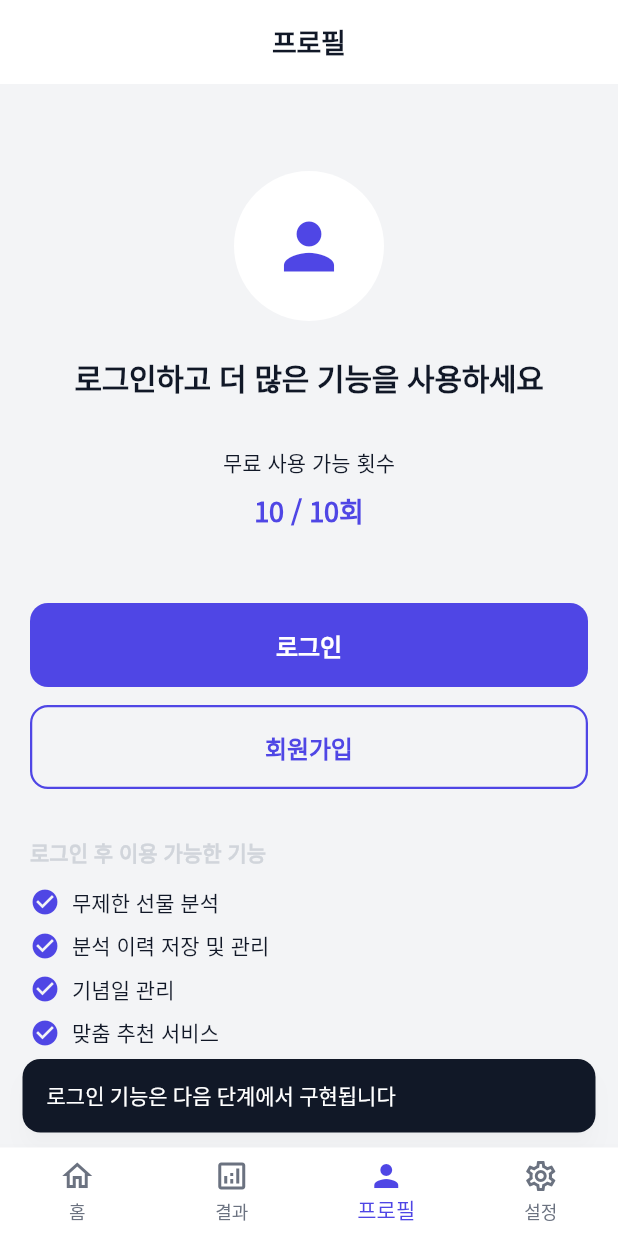
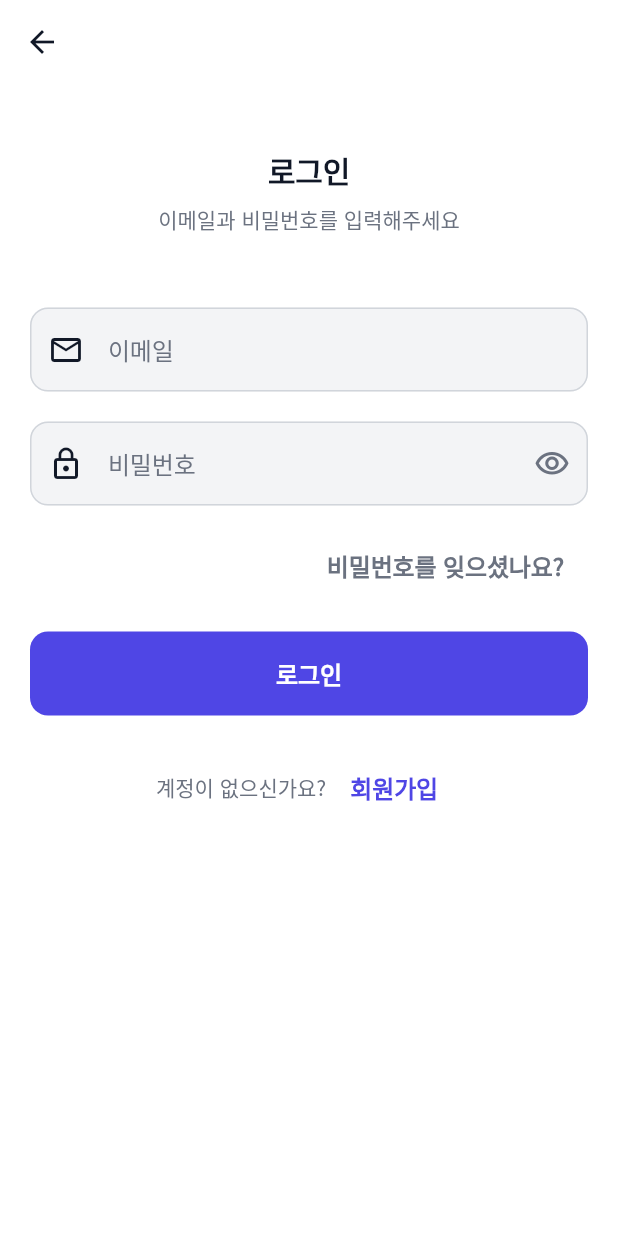
Before and after one commit to lalahaah/gift-lab, a Flutter app: the screen it shows after launch, item 3 of the bottom bar chosen, after a tap on "로그인", on a phone screen of 412 x 824 dp. Run offline on Flutter 3.47's test engine with Material 3 defaults, Android fonts, the phone set to English and light mode, and no system bars; our stand-ins replace easy_localization, firebase_analytics, firebase_auth, firebase_core, flutter_riverpod, go_router and 2 more; accounts and stored records are empty; Roboto replaces fonts that are missing (Pretendard).

Commit message:
회원가입/로그인 구현

```diff
--- a/assets/translations/en.json
+++ b/assets/translations/en.json
@@ -70,6 +70,7 @@
         "signup_title": "Sign Up",
         "forgot_password": "Forgot your password?",
         "login_success": "Successfully signed in!",
+        "logout": "Sign Out",
         "logout_success": "Successfully signed out",
         "signup_success": "Sign up complete!"
     },
--- a/assets/translations/ko.json
+++ b/assets/translations/ko.json
@@ -70,6 +70,7 @@
         "signup_title": "회원가입",
         "forgot_password": "비밀번호를 잊으셨나요?",
         "login_success": "로그인 성공!",
+        "logout": "로그아웃",
         "logout_success": "로그아웃되었습니다",
         "signup_success": "회원가입이 완료되었습니다!"
     },
--- a/lib/core/router/app_router.dart
+++ b/lib/core/router/app_router.dart
@@ -5,6 +5,8 @@ import '../../presentation/pages/results/results_page.dart';
 import '../../presentation/pages/profile/profile_page.dart';
 import '../../presentation/pages/settings/settings_page.dart';
 import '../../presentation/pages/splash/splash_page.dart';
+import '../../presentation/pages/auth/login_page.dart';
+import '../../presentation/pages/auth/signup_page.dart';
 import '../../presentation/pages/gift_analysis/gift_analysis_flow_page.dart';
 
 /// 기프트랩 앱의 GoRouter 설정
@@ -72,6 +74,18 @@ class AppRouter {
         name: 'gift-analysis',
         builder: (context, state) => const GiftAnalysisFlowPage(),
       ),
+      // 로그인 페이지
+      GoRoute(
+        path: '/login',
+        name: 'login',
+        builder: (context, state) => const LoginPage(),
+      ),
+      // 회원가입 페이지
+      GoRoute(
+        path: '/signup',
+        name: 'signup',
+        builder: (context, state) => const SignUpPage(),
+      ),
     ],
   );
 }
--- /dev/null
+++ b/lib/presentation/pages/auth/login_page.dart
@@ -0,0 +1,244 @@
+import 'package:flutter/material.dart';
+import 'package:flutter_riverpod/flutter_riverpod.dart';
+import 'package:go_router/go_router.dart';
+import 'package:easy_localization/easy_localization.dart';
+import '../../../core/constants/app_colors.dart';
+import '../../../core/constants/app_spacing.dart';
+import '../../../providers/auth/auth_provider.dart';
+import '../../widgets/buttons/primary_button.dart';
+
+/// 로그인 페이지
+class LoginPage extends ConsumerStatefulWidget {
+  const LoginPage({super.key});
+
+  @override
+  ConsumerState<LoginPage> createState() => _LoginPageState();
+}
+
+class _LoginPageState extends ConsumerState<LoginPage> {
+  final _formKey = GlobalKey<FormState>();
+  final _emailController = TextEditingController();
+  final _passwordController = TextEditingController();
+  bool _isLoading = false;
+  bool _obscurePassword = true;
+
+  @override
+  void dispose() {
+    _emailController.dispose();
+    _passwordController.dispose();
+    super.dispose();
+  }
+
+  /// 로그인 처리
+  Future<void> _handleLogin() async {
+    if (!_formKey.currentState!.validate()) return;
+
+    setState(() {
+      _isLoading = true;
+    });
+
+    try {
+      final authService = ref.read(authServiceProvider);
+      await authService.signInWithEmail(
+        email: _emailController.text.trim(),
+        password: _passwordController.text,
+      );
+
+      if (mounted) {
+        // 로그인 성공 시 이전 화면으로 돌아감
+        context.pop();
+        ScaffoldMessenger.of(context).showSnackBar(
+          SnackBar(
+            content: Text('auth.login_success'.tr()),
+            backgroundColor: AppColors.mintSpark,
+          ),
+        );
+      }
+    } catch (e) {
+      if (mounted) {
+        ScaffoldMessenger.of(context).showSnackBar(
+          SnackBar(
+            content: Text(e.toString()),
+            backgroundColor: AppColors.errorRed,
+          ),
+        );
+      }
+    } finally {
+      if (mounted) {
+        setState(() {
+          _isLoading = false;
+        });
+      }
+    }
+  }
+
+  @override
+  Widget build(BuildContext context) {
+    return Scaffold(
+      backgroundColor: Colors.white,
+      appBar: AppBar(
+        backgroundColor: Colors.white,
+        elevation: 0,
+        leading: IconButton(
+          icon: const Icon(Icons.arrow_back, color: AppColors.textBlack),
+          onPressed: () => context.pop(),
+        ),
+      ),
+      body: SafeArea(
+        child: SingleChildScrollView(
+          padding: const EdgeInsets.all(AppSpacing.l),
+          child: Form(
+            key: _formKey,
+            child: Column(
+              crossAxisAlignment: CrossAxisAlignment.stretch,
+              children: [
+                const SizedBox(height: AppSpacing.xl),
+                // 타이틀
+                Text(
+                  'auth.login_title'.tr(),
+                  style: Theme.of(context).textTheme.headlineMedium?.copyWith(
+                    fontWeight: FontWeight.bold,
+                    color: AppColors.textBlack,
+                  ),
+                  textAlign: TextAlign.center,
+                ),
+                const SizedBox(height: AppSpacing.s),
+                Text(
+                  '이메일과 비밀번호를 입력해주세요',
+                  style: Theme.of(
+                    context,
+                  ).textTheme.bodyMedium?.copyWith(color: AppColors.textGray),
+                  textAlign: TextAlign.center,
+                ),
+                const SizedBox(height: 48),
+
+                // 이메일 입력
+                TextFormField(
+                  controller: _emailController,
+                  keyboardType: TextInputType.emailAddress,
+                  decoration: InputDecoration(
+                    labelText: 'auth.email'.tr(),
+                    hintText: 'example@email.com',
+                    prefixIcon: const Icon(Icons.email_outlined),
+                    border: OutlineInputBorder(
+                      borderRadius: BorderRadius.circular(12),
+                    ),
+                    enabledBorder: OutlineInputBorder(
+                      borderRadius: BorderRadius.circular(12),
+                      borderSide: const BorderSide(color: AppColors.gray300),
+                    ),
+                    focusedBorder: OutlineInputBorder(
+                      borderRadius: BorderRadius.circular(12),
+                      borderSide: const BorderSide(color: AppColors.labIndigo),
+                    ),
+                  ),
+                  validator: (value) {
+                    if (value == null || value.isEmpty) {
+                      return '이메일을 입력해주세요';
+                    }
+                    if (!value.contains('@')) {
+                      return '올바른 이메일 형식이 아닙니다';
+                    }
+                    return null;
+                  },
+                ),
+                const SizedBox(height: AppSpacing.l),
+
+                // 비밀번호 입력
+                TextFormField(
+                  controller: _passwordController,
+                  obscureText: _obscurePassword,
+                  decoration: InputDecoration(
+                    labelText: 'auth.password'.tr(),
+                    prefixIcon: const Icon(Icons.lock_outline),
+                    suffixIcon: IconButton(
+                      icon: Icon(
+                        _obscurePassword
+                            ? Icons.visibility_outlined
+                            : Icons.visibility_off_outlined,
+                        color: AppColors.textGray,
+                      ),
+                      onPressed: () {
+                        setState(() {
+                          _obscurePassword = !_obscurePassword;
+                        });
+                      },
+                    ),
+                    border: OutlineInputBorder(
+                      borderRadius: BorderRadius.circular(12),
+                    ),
+                    enabledBorder: OutlineInputBorder(
+                      borderRadius: BorderRadius.circular(12),
+                      borderSide: const BorderSide(color: AppColors.gray300),
+                    ),
+                    focusedBorder: OutlineInputBorder(
+                      borderRadius: BorderRadius.circular(12),
+                      borderSide: const BorderSide(color: AppColors.labIndigo),
+                    ),
+                  ),
+                  validator: (value) {
+                    if (value == null || value.isEmpty) {
+                      return '비밀번호를 입력해주세요';
+                    }
+                    return null;
+                  },
+                  onFieldSubmitted: (_) => _handleLogin(),
+                ),
+                const SizedBox(height: AppSpacing.m),
+
+                // 비밀번호 찾기 (추후 구현)
+                Align(
+                  alignment: Alignment.centerRight,
+                  child: TextButton(
+                    onPressed: () {
+                      // TODO: 비밀번호 찾기 구현
+                      ScaffoldMessenger.of(context).showSnackBar(
+                        const SnackBar(content: Text('준비 중인 기능입니다')),
+                      );
+                    },
+                    child: Text(
+                      'auth.forgot_password'.tr(),
+                      style: TextStyle(color: AppColors.textGray),
+                    ),
+                  ),
+                ),
+                const SizedBox(height: AppSpacing.l),
+
+                // 로그인 버튼
+                PrimaryButton(
+                  text: 'auth.login_title'.tr(),
+                  onPressed: _isLoading ? null : _handleLogin,
+                  isLoading: _isLoading,
+                ),
+                const SizedBox(height: AppSpacing.xl),
+
+                // 회원가입 링크
+                Row(
+                  mainAxisAlignment: MainAxisAlignment.center,
+                  children: [
+                    Text(
+                      '계정이 없으신가요?',
+                      style: TextStyle(color: AppColors.textGray),
+                    ),
+                    TextButton(
+                      onPressed: () {
+                        context.push('/signup'); // 회원가입 페이지로 이동
+                      },
+                      child: Text(
+                        'auth.signup_title'.tr(),
+                        style: TextStyle(
+                          color: AppColors.labIndigo,
+                          fontWeight: FontWeight.bold,
+                        ),
+                      ),
+                    ),
+                  ],
+                ),
+              ],
+            ),
+          ),
+        ),
+      ),
+    );
+  }
+}
```
Also changed, not shown: lib/presentation/pages/auth/signup_page.dart (added, +244 -0 lines), lib/presentation/pages/profile/profile_page.dart (+173 -14 lines), 1 other file.
